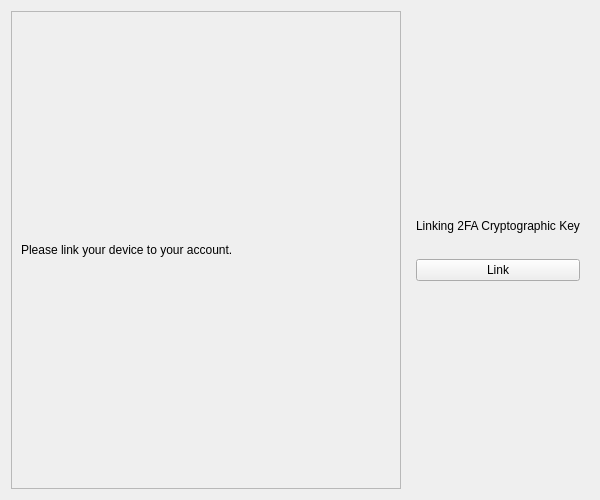
Qt form src/views/register_views/twofa_key_view.ui (devforgely/MFA-Simulator) before a commit.
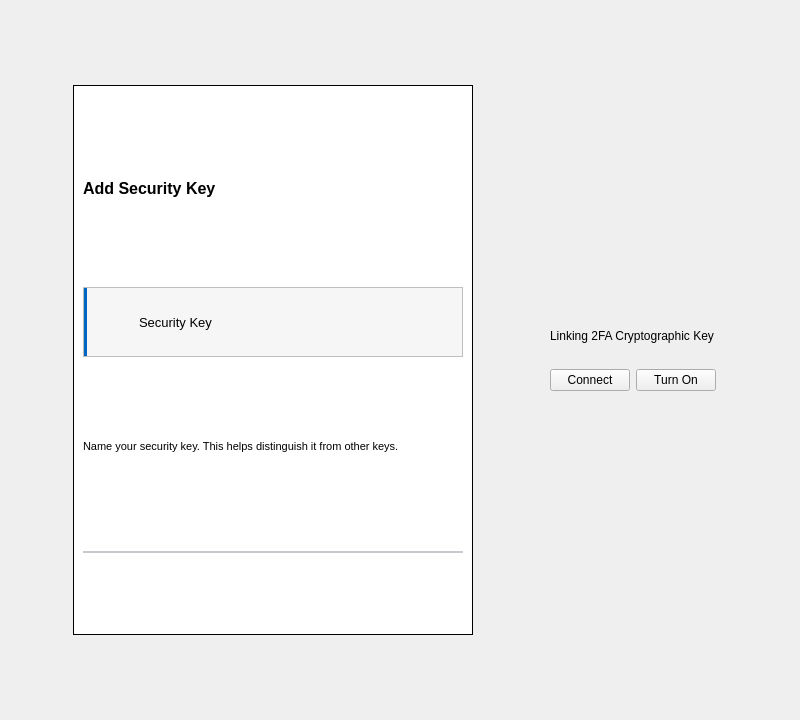
The same form after that commit. Icons and pictures are not drawn.

Commit message: update 2fa key view

Patch:
```diff
--- a/src/views/register_views/twofa_key_view.ui
+++ b/src/views/register_views/twofa_key_view.ui
@@ -6,22 +6,55 @@
    <rect>
     <x>0</x>
     <y>0</y>
-    <width>600</width>
-    <height>500</height>
+    <width>800</width>
+    <height>720</height>
    </rect>
   </property>
   <property name="maximumSize">
    <size>
-    <width>600</width>
-    <height>500</height>
+    <width>800</width>
+    <height>720</height>
    </size>
   </property>
   <property name="windowTitle">
    <string>Form</string>
   </property>
+  <property name="styleSheet">
+   <string notr="true">#left_stacked {
+	border: 1px solid black;
+	background-color: #fff;
+}
+
+#left_stacked .QPushButton {
+	color: white;
+	border: none;
+	background-color: #0067c0; 
+}
+
+#key_select_frame {
+	background-color: #f6f6f6;
+	border-left: 4px solid #0067c0;
+}
+
+#key_name_field {
+    border-bottom: 1.5px solid #c6c9ce;
+}
+
+#key_name_field:focus {
+    border-bottom: 1.5px solid #0067c0;
+}
+
+</string>
+  </property>
   <layout class="QHBoxLayout" name="horizontalLayout">
    <item>
-    <widget class="QStackedWidget" name="left_stack">
+    <widget class="QStackedWidget" name="left_stacked">
+     <property name="maximumSize">
+      <size>
+       <width>400</width>
+       <height>550</height>
+      </size>
+     </property>
      <property name="frameShape">
       <enum>QFrame::StyledPanel</enum>
      </property>
@@ -32,8 +65,153 @@
       <layout class="QVBoxLayout" name="verticalLayout">
        <item>
         <widget class="QLabel" name="label">
+         <property name="maximumSize">
+          <size>
+           <width>16777215</width>
+           <height>50</height>
+          </size>
+         </property>
+         <property name="font">
+          <font>
+           <pointsize>12</pointsize>
+           <weight>75</weight>
+           <bold>true</bold>
+          </font>
+         </property>
          <property name="text">
-          <string>Please link your device to your account.</string>
+          <string>Add Security Key</string>
+         </property>
+        </widget>
+       </item>
+       <item>
+        <widget class="QFrame" name="key_select_frame">
+         <property name="maximumSize">
+          <size>
+           <width>16777215</width>
+           <height>70</height>
+          </size>
+         </property>
+         <property name="frameShape">
+          <enum>QFrame::StyledPanel</enum>
+         </property>
+         <property name="frameShadow">
+          <enum>QFrame::Raised</enum>
+         </property>
+         <layout class="QHBoxLayout" name="horizontalLayout_2">
+          <item>
+           <widget class="QLabel" name="usb_icon">
+            <property name="maximumSize">
+             <size>
+              <width>40</width>
+              <height>40</height>
+             </size>
+            </property>
+            <property name="text">
+             <string/>
+            </property>
+            <property name="pixmap">
+             <pixmap>../../resources/icons/usb-drive.svg</pixmap>
+            </property>
+            <property name="scaledContents">
+             <bool>true</bool>
+            </property>
+            <property name="alignment">
+             <set>Qt::AlignLeading|Qt::AlignLeft|Qt::AlignVCenter</set>
+            </property>
+           </widget>
+          </item>
+          <item>
+           <widget class="QLabel" name="label_5">
+            <property name="font">
+             <font>
+              <pointsize>10</pointsize>
+             </font>
+            </property>
+            <property name="text">
+             <string>Security Key</string>
+            </property>
+           </widget>
+          </item>
+         </layout>
+        </widget>
+       </item>
+       <item>
+        <widget class="QLabel" name="guide_label">
+         <property name="maximumSize">
+          <size>
+           <width>16777215</width>
+           <height>30</height>
+          </size>
+         </property>
+         <property name="font">
+          <font>
+           <pointsize>8</pointsize>
+          </font>
+         </property>
+         <property name="text">
+          <string>Name your security key. This helps distinguish it from other keys.</string>
+         </property>
+         <property name="scaledContents">
+          <bool>false</bool>
+         </property>
+         <property name="wordWrap">
+          <bool>true</bool>
+         </property>
+        </widget>
+       </item>
+       <item>
+        <widget class="QLineEdit" name="key_name_field">
+         <property name="font">
+          <font>
+           <pointsize>8</pointsize>
+          </font>
+         </property>
+         <property name="maxLength">
+          <number>45</number>
+         </property>
+         <property name="frame">
+          <bool>false</bool>
+         </property>
+        </widget>
+       </item>
+      </layout>
+     </widget>
+     <widget class="QWidget" name="page2">
+      <layout class="QVBoxLayout" name="verticalLayout_3">
+       <item>
+        <widget class="QLabel" name="label_6">
+         <property name="text">
+          <string/>
+         </property>
+         <property name="pixmap">
+          <pixmap>../../resources/images/fp_0.png</pixmap>
+         </property>
+         <property name="alignment">
+          <set>Qt::AlignCenter</set>
+         </property>
+        </widget>
+       </item>
+       <item>
+        <widget class="QLabel" name="label_7">
+         <property name="maximumSize">
+          <size>
+           <width>16777215</width>
+           <height>100</height>
+          </size>
+         </property>
+         <property name="font">
+          <font>
+           <pointsize>10</pointsize>
+          </font>
+         </property>
+         <property name="text">
+          <string>Please Touch the fingerprint sensor on your security key.</string>
+         </property>
+         <property name="alignment">
+          <set>Qt::AlignCenter</set>
+         </property>
+         <property name="wordWrap">
+          <bool>true</bool>
          </property>
         </widget>
        </item>
@@ -83,14 +261,25 @@
        </widget>
       </item>
       <item>
-       <widget class="QPushButton" name="link_btn">
-        <property name="cursor">
-         <cursorShape>PointingHandCursor</cursorShape>
-        </property>
-        <property name="text">
-         <string>Link</string>
-        </property>
-       </widget>
+       <layout class="QHBoxLayout" name="horizontalLayout_3">
+        <item>
+         <widget class="QPushButton" name="connect_btn">
+          <property name="cursor">
+           <cursorShape>PointingHandCursor</cursorShape>
+          </property>
+          <property name="text">
+           <string>Connect</string>
+          </property>
+         </widget>
+        </item>
+        <item>
+         <widget class="QPushButton" name="on_btn">
+          <property name="text">
+           <string>Turn On</string>
+          </property>
+         </widget>
+        </item>
+       </layout>
       </item>
      </layout>
     </widget>
```
Left out of the diff: 6 changed lines with no effect on the pictures. The commit also changes 17 other files.
